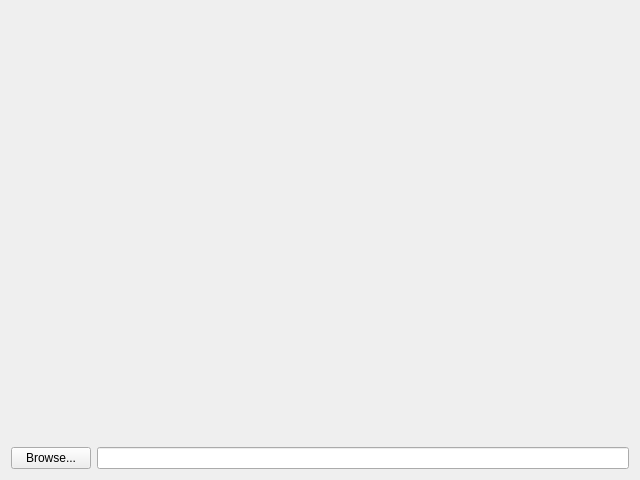
Above: ImageWizard/filechooser.ui from coltoncandy/Image-Generator-Wizard before the change. Below: the same form after it.
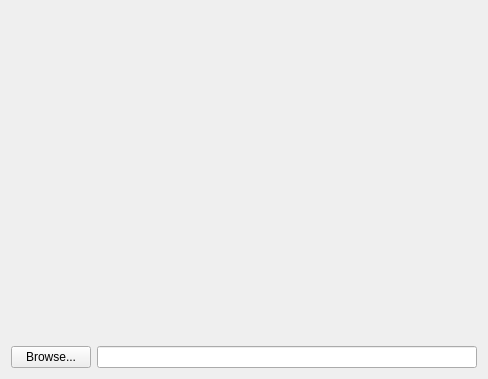
That is the form after the change.

Diff of the .ui file:
```diff
--- a/ImageWizard/filechooser.ui
+++ b/ImageWizard/filechooser.ui
@@ -6,8 +6,8 @@
    <rect>
     <x>0</x>
     <y>0</y>
-    <width>640</width>
-    <height>480</height>
+    <width>488</width>
+    <height>379</height>
    </rect>
   </property>
   <property name="sizePolicy">
```
